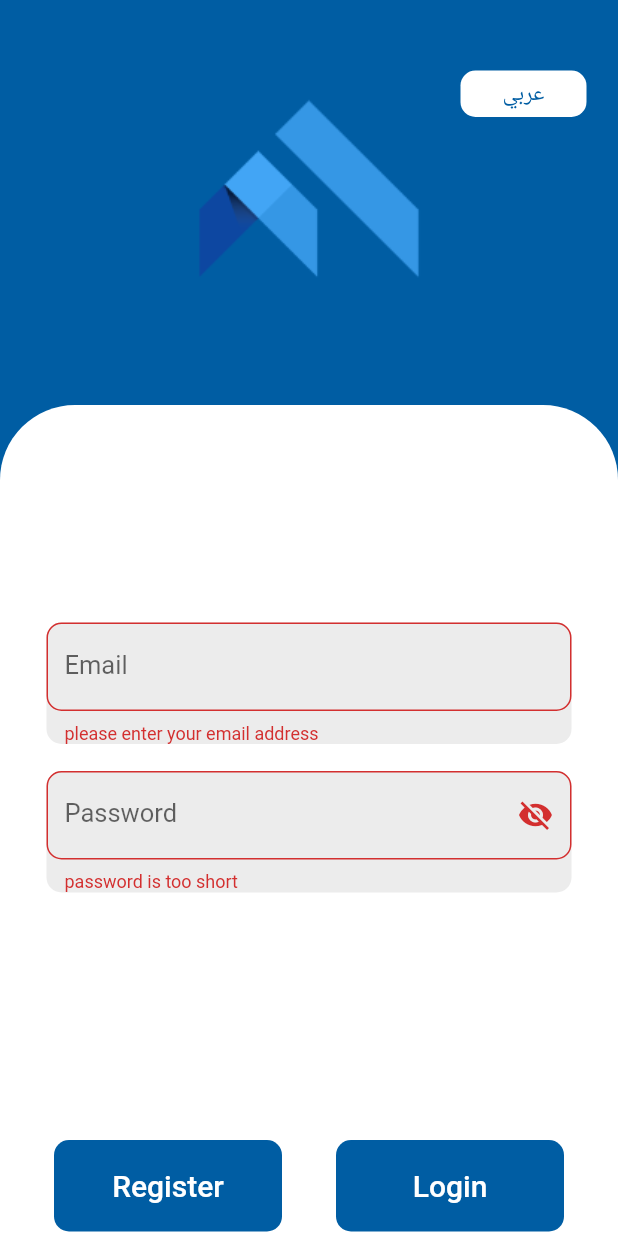
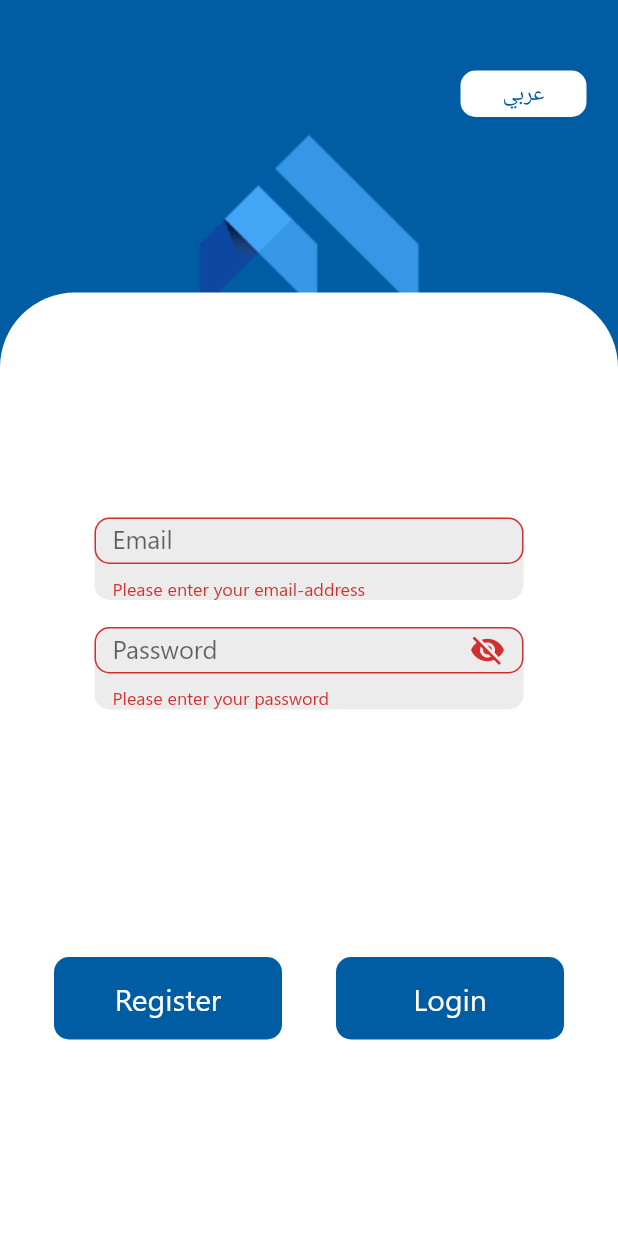
Before and after one commit to hazemosama/magdsoft_task, a Flutter app: the screen it shows after launch, after a tap on "Login", on a phone screen of 412 x 824 dp. Run offline on Flutter 3.47's test engine with Material 2 defaults, Android fonts, the phone set to English and light mode, and no system bars; our stand-ins replace bloc, conditional_builder_null_safety, dio, flutter_bloc, shared_preferences; accounts and stored records are empty; network calls fail.

Commit message:
more optimizations

```diff
--- a/assets/lang/ar.json
+++ b/assets/lang/ar.json
@@ -9,5 +9,7 @@
   "Confirm password":"تاكيد الرقم السري",
   "lang":"English",
   "Logout":"تسجيل الخروج",
-  "User Data": "بيانات المستخدم"
+  "User Data": "بيانات المستخدم",
+  "Enter_Email": "برجاء إدخال بريدك الالكتروني",
+  "Password_Short": "برجاء إدخال كلمة المرور"
 }
--- a/assets/lang/en.json
+++ b/assets/lang/en.json
@@ -9,6 +9,8 @@
   "Password":"Password",
   "Confirm password":"Confirm password",
   "lang":"عربي",
-  "User Data": "User Data"
+  "User Data": "User Data",
+  "Enter_Email": "Please enter your email-address",
+  "Password_Short": "Please enter your password"
 
 }
--- a/lib/localization/applocale.dart
+++ b/lib/localization/applocale.dart
@@ -1,6 +1,7 @@
 import 'dart:convert';
 import 'package:flutter/material.dart';
 import 'package:flutter/services.dart';
+import 'package:magdsoft_task/data/local/cache_helper.dart';
 
 class AppLocale {
   late Locale locale;
@@ -50,3 +51,18 @@ class _AppLocalDelegate extends LocalizationsDelegate<AppLocale> {
 getLang(BuildContext context, String key) {
   return AppLocale.of(context).getTranslated(key);
 }
+
+localeResolutionCallback() {
+  return (currentLang, supportLang) {
+    if (currentLang != null) {
+      for (Locale locale in supportLang) {
+        if (locale.languageCode == currentLang.languageCode) {
+          CacheHelper.saveData(
+              key: "lang", value: currentLang.languageCode);
+          return currentLang;
+        }
+      }
+    }
+    return supportLang.first;
+  };
+}
--- a/lib/main.dart
+++ b/lib/main.dart
@@ -7,9 +7,9 @@ import 'package:magdsoft_task/business_logic/global_cubit/global_cubit.dart';
 import 'package:magdsoft_task/business_logic/global_cubit/global_states.dart';
 import 'package:magdsoft_task/data/remote/dio_helper.dart';
 import 'package:magdsoft_task/localization/applocale.dart';
-
 import 'package:magdsoft_task/data/local/cache_helper.dart';
 import 'package:magdsoft_task/presentation/screens/authentication/login_screen.dart';
+import 'package:magdsoft_task/presentation/styles/themes.dart';
 
 void main() async {
   WidgetsFlutterBinding.ensureInitialized();
@@ -45,6 +45,7 @@ class MyApp extends StatelessWidget {
               )),
       ],
       child: BlocConsumer<GlobalCubit, GlobalStates>(
+        listener: (context, state) {},
         builder: (context, state) {
           return MaterialApp(
             localizationsDelegates: const [
@@ -57,26 +58,15 @@ class MyApp extends StatelessWidget {
               Locale('en'), // English, no country code
               Locale('ar'), // Arabic, no country code
             ],
-                locale: GlobalCubit.get(context).isEnglish! ? const Locale('ar') : const Locale('en'),
-                localeResolutionCallback: (currentLang, supportLang) {
-                  if (currentLang != null) {
-                    for (Locale locale in supportLang) {
-                      if (locale.languageCode == currentLang.languageCode) {
-                        CacheHelper.saveData(
-                            key: "lang", value: currentLang.languageCode);
-                        return currentLang;
-                      }
-                    }
-                  }
-                  return supportLang.first;
-                },
-                theme: ThemeData(
-                  primarySwatch: Colors.grey,
-                ),
+            locale: GlobalCubit.get(context).isEnglish!
+                ? const Locale('ar')
+                : const Locale('en'),
+            theme: appTheme,
             debugShowCheckedModeBanner: false,
             home: LoginScreen(),
           );
         },
-            listener: (context, state) {}));
+      ),
+    );
   }
 }
--- a/lib/presentation/screens/authentication/login_screen.dart
+++ b/lib/presentation/screens/authentication/login_screen.dart
@@ -27,6 +27,10 @@ class LoginScreen extends StatelessWidget {
       },
       builder: (context, state) {
         return Scaffold(
+          appBar: AppBar(
+            toolbarHeight: 0.0,
+            elevation: 0.0,
+          ),
           body: Stack(
             children: [
               design(
@@ -35,17 +39,18 @@ class LoginScreen extends StatelessWidget {
                     key: formKey,
                     child: Padding(
                       padding: const EdgeInsets.only(
-                        top: 145,
+                        top: 150,
                       ),
                       child: Column(
                         children: [
                           defaultFormField(
+                            width: 286.0,
                             label: '${getLang(context, "Email")}',
                             controller: emailController,
                             keyboardType: TextInputType.emailAddress,
                             validate: (String? value) {
                               if (value!.isEmpty) {
-                                return 'please enter your email address';
+                                return '${getLang(context, "Enter_Email")}';
                               }
                             },
                             prefix: Icons.email_outlined,
@@ -54,11 +59,12 @@ class LoginScreen extends StatelessWidget {
                             height: 18,
                           ),
                           defaultFormField(
+                            width: 286.0,
                             controller: passController,
                             keyboardType: TextInputType.visiblePassword,
                             validate: (String? value) {
                               if (value!.isEmpty) {
-                                return 'password is too short';
+                                return '${getLang(context, "Password_Short")}';
                               }
                             },
                             label: '${getLang(context, "Password")}',
--- /dev/null
+++ b/lib/presentation/styles/themes.dart
@@ -0,0 +1,16 @@
+import 'package:flutter/material.dart';
+import 'package:flutter/services.dart';
+import 'package:magdsoft_task/presentation/styles/colors.dart';
+
+AppBarTheme appBarTheme = const AppBarTheme(
+  systemOverlayStyle: SystemUiOverlayStyle(
+    statusBarColor: AppColors.defaultColor,
+    systemNavigationBarColor: AppColors.defaultColor,
+  ),
+);
+
+ThemeData appTheme = ThemeData(
+  primarySwatch: Colors.grey,
+  fontFamily: 'SegoeUI',
+  appBarTheme: appBarTheme,
+);
--- a/lib/presentation/widget/defaultButton.dart
+++ b/lib/presentation/widget/defaultButton.dart
@@ -1,8 +1,8 @@
 import 'package:flutter/material.dart';
 
 Widget defaultButton({
-  double? width = 152,
-  double? height = 61,
+  double? width,
+  double? height,
   Color? background,
   bool? isUpperCase = true,
   required VoidCallback? function,
@@ -11,8 +11,8 @@ Widget defaultButton({
   double? fontSize = 20,
 }) =>
     SizedBox(
-      width: width,
-      height: height,
+      width: width ?? 152,
+      height: height ?? 55,
       child: Material(
         shape:
         RoundedRectangleBorder(borderRadius: BorderRadius.circular(10.0)),
--- a/lib/presentation/widget/defaultFormField.dart
+++ b/lib/presentation/widget/defaultFormField.dart
@@ -14,11 +14,14 @@ Widget defaultFormField({
   IconData? suffix,
   VoidCallback? suffixPressed,
   bool isClickable = true,
+  double? width,
+  double? height,
 }) =>
     Container(
-      width: 350,
+      width: width ?? 350,
+      height: height ?? 55.0,
       decoration: BoxDecoration(
-        color: const Color(0xffececec),
+        color: AppColors.grey3,
         borderRadius: BorderRadius.circular(
           10,
         ),
@@ -35,19 +38,23 @@ Widget defaultFormField({
         validator: validate,
         decoration: InputDecoration(
           labelText: label,
-          labelStyle: const TextStyle(fontSize: 17),
-          // prefixIcon: Icon(
-          //   prefix,
-          // ),
+          labelStyle: const TextStyle(
+            fontSize: 17,
+          ),
           suffixIcon: suffix != null
               ? IconButton(
-            onPressed: suffixPressed,
-            icon: Icon(
-              suffix,
+                  onPressed: suffixPressed,
+                  icon: Icon(
+                    suffix,
+                  ),
+                )
+              : null,
+          border: OutlineInputBorder(
+            borderRadius: BorderRadius.circular(
+              10.0,
             ),
-          )
-              : null,
-          border: OutlineInputBorder(borderRadius: BorderRadius.circular(10.0)),
+
+          ),
         ),
       ),
     );
--- a/lib/presentation/widget/design.dart
+++ b/lib/presentation/widget/design.dart
@@ -14,14 +14,15 @@ Widget design({
         const Positioned(
           left: 123,
           right: 123,
-          top: 13,
+          top: 36,
           child: Image(
-              image: AssetImage(
-                'assets/images/logo.png',
-              )),
+            image: AssetImage(
+              'assets/images/logo.png',
+            ),
+          ),
         ),
         Padding(
-          padding: const EdgeInsets.only(top: 270),
+          padding: const EdgeInsets.only(top: 195),
           child: Container(
             width: double.infinity,
             height: double.infinity,
```
Also changed, not shown: pubspec.yaml (+5 -6 lines). Lines whose indentation alone changed are shown as unchanged.
